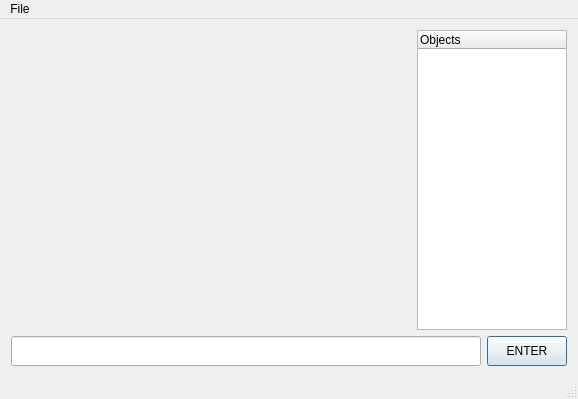
Before: the Qt Designer form src/gui/mainwindow.ui in felipemelo23/MModeler, drawn with Qt 5.
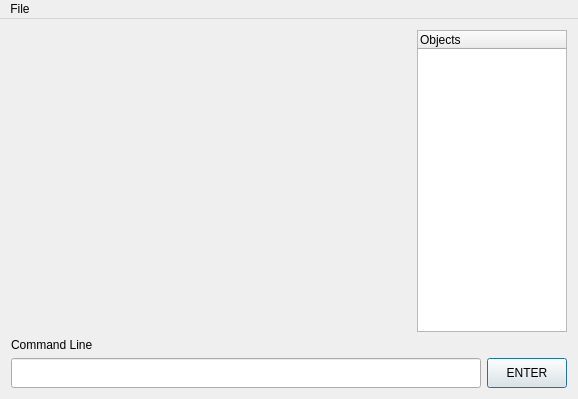
After: the same form once the commit is applied. Icons and pictures are not drawn. Custom widgets are drawn as their Qt base class.

Commit message: styling command line

Diff of the .ui file:
```diff
--- a/src/gui/mainwindow.ui
+++ b/src/gui/mainwindow.ui
@@ -69,6 +69,13 @@
       </item>
      </layout>
     </item>
+    <item>
+     <widget class="QLabel" name="label">
+      <property name="text">
+       <string>Command Line</string>
+      </property>
+     </widget>
+    </item>
     <item>
      <layout class="QHBoxLayout" name="horizontalLayout_2">
       <item>
@@ -79,6 +86,20 @@
           <height>30</height>
          </size>
         </property>
+        <property name="font">
+         <font>
+          <family>Courier</family>
+          <pointsize>12</pointsize>
+          <weight>75</weight>
+          <bold>true</bold>
+         </font>
+        </property>
+        <property name="autoFillBackground">
+         <bool>false</bool>
+        </property>
+        <property name="text">
+         <string/>
+        </property>
         <property name="clearButtonEnabled">
          <bool>true</bool>
         </property>
@@ -145,7 +166,6 @@
    </widget>
    <addaction name="menuFile"/>
   </widget>
-  <widget class="QStatusBar" name="statusBar"/>
   <action name="actionOpenOF">
    <property name="text">
     <string>Octrees File</string>
```
Left out of the diff: 3 changed lines with no effect on the pictures. The commit also changes 1 other file.
